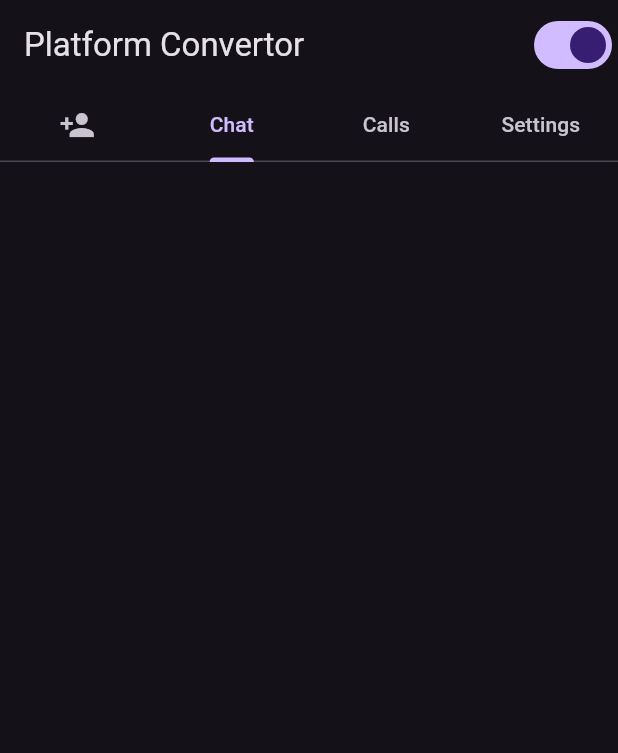
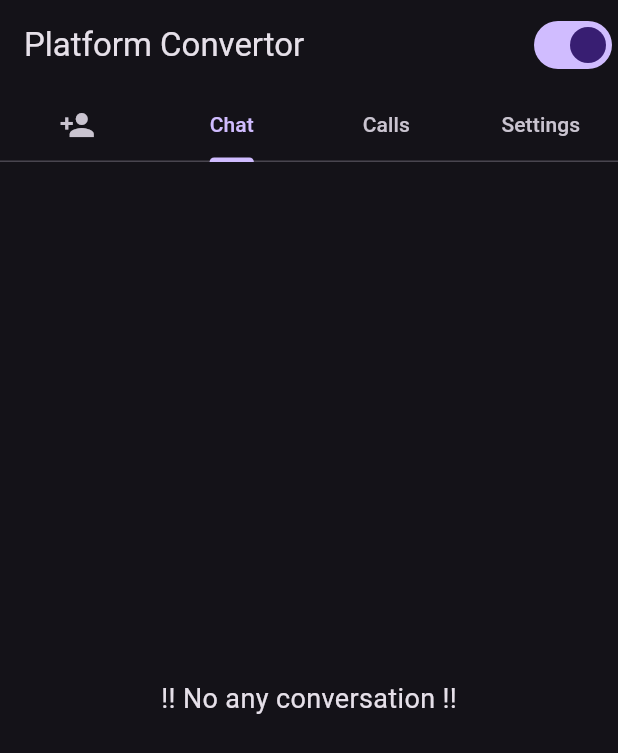
Before and after one commit to MauryaAayush/platform_coonverter_app, a Flutter app: the screen it shows after launch, tab 2 chosen, on a phone screen of 412 x 824 dp. Shown: the top 753 px of the screen. Run offline on Flutter 3.47's test engine with Material 3 defaults, Android fonts, the phone set to English and light mode, and no system bars; our stand-ins replace image_picker.

Commit message:
Radhey Radhey

```diff
--- a/lib/Screens/Chat_Screen/Chat_Screen.dart
+++ b/lib/Screens/Chat_Screen/Chat_Screen.dart
@@ -5,14 +5,19 @@ import 'package:provider/provider.dart';
 import '../../Adaptives/Apadtive_ListTile.dart';
 import '../../Providers/Chat_Screen_Provider.dart';
 
-
 class ChatScreen extends StatelessWidget {
   const ChatScreen({super.key});
 
   @override
   Widget build(BuildContext context) {
     final providerTrue = Provider.of<ChatProvider>(context);
-    return Padding(
+    return (providerTrue.personData.isEmpty)
+        ? Center(
+            child: Text(
+            '!! No any conversation !!',
+            style: TextStyle(fontSize: 18),
+          ))
+        : Padding(
             padding: const EdgeInsets.all(8.0),
             child: Column(
               children: [
```
Also changed, not shown: lib/Screens/Calls_Screen/Call_Screen.dart (+7 -1 lines). Lines whose indentation alone changed are shown as unchanged.
